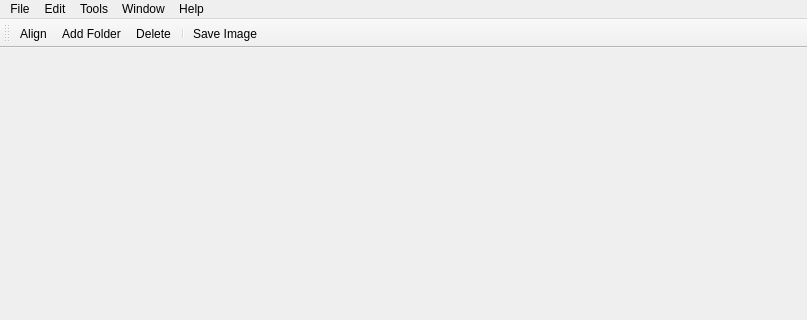
Before: the Qt Designer form linnaeo/ui/linnaeo.ui in beowulfey/pylinnaeo, drawn with Qt 5; both pictures show x 0 to 807 and y 0 to 320 of the 807 by 636 pixel window.
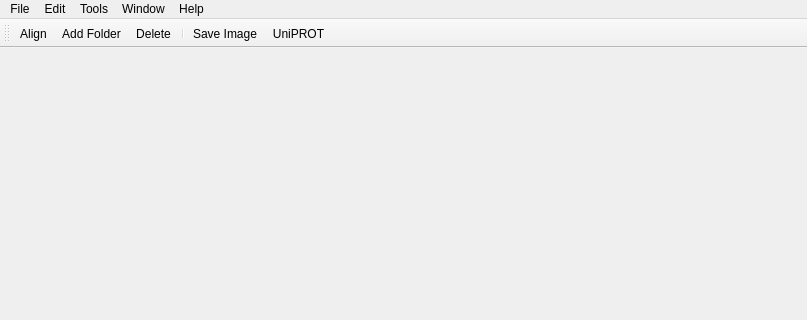
After: the same form once the commit is applied.

Diff of the .ui file:
```diff
--- a/linnaeo/ui/linnaeo.ui
+++ b/linnaeo/ui/linnaeo.ui
@@ -185,6 +185,7 @@
    <addaction name="actionDelete"/>
    <addaction name="separator"/>
    <addaction name="actionSave_Image"/>
+   <addaction name="actionUniPROT"/>
   </widget>
   <action name="actionAlign">
    <property name="text">
@@ -388,6 +389,11 @@
     <string>Open window settings pane</string>
    </property>
   </action>
+  <action name="actionUniPROT">
+   <property name="text">
+    <string>UniPROT</string>
+   </property>
+  </action>
  </widget>
  <resources/>
  <connections/>
```
